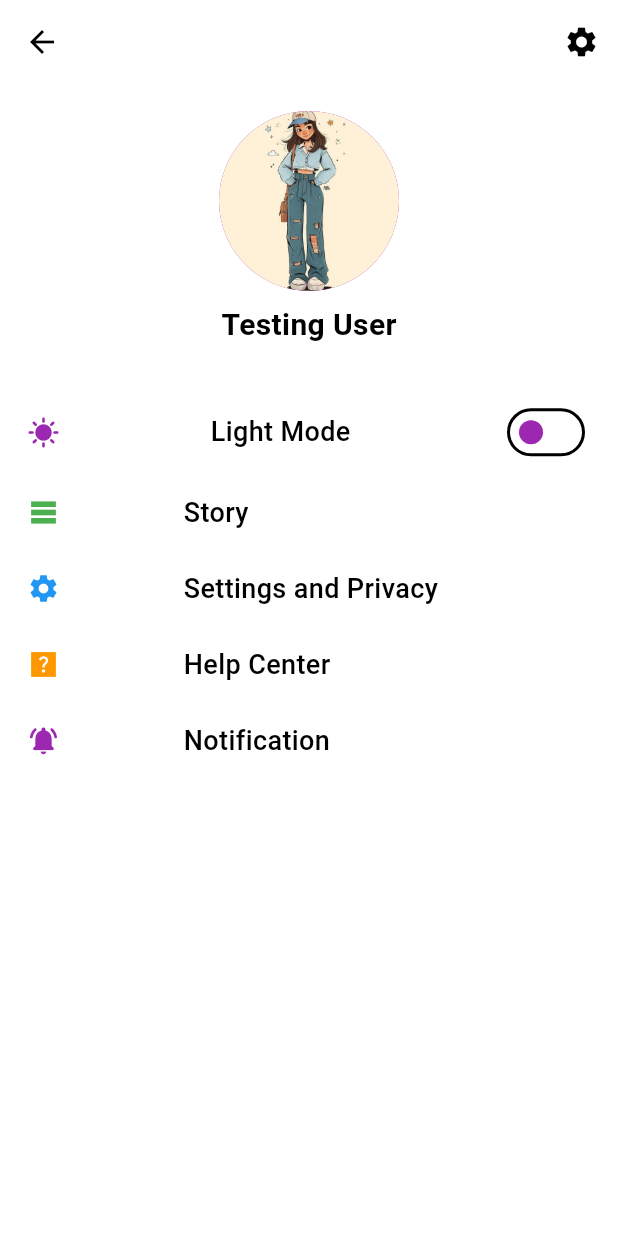
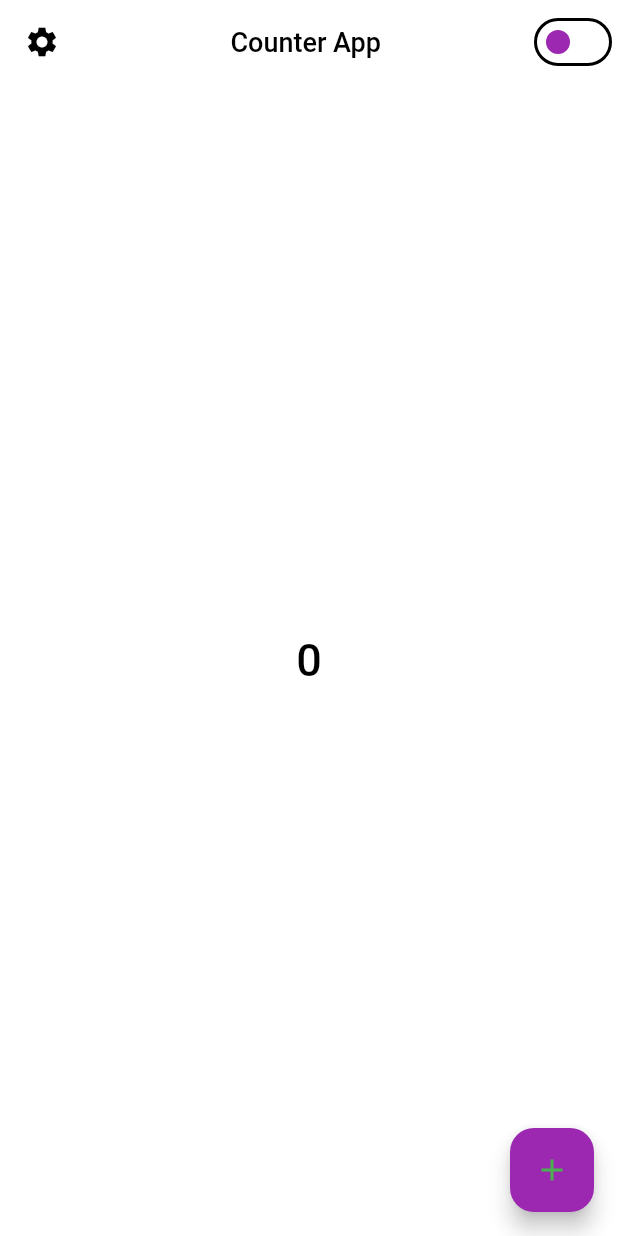
Before and after one commit to DurgaMewada/AdvanceFlutter_Ch-1, a Flutter app: the screen it shows after launch, on a phone screen of 412 x 824 dp. Run offline on Flutter 3.47's test engine with Material 3 defaults, Android fonts, the phone set to English and light mode, and no system bars; our stand-ins replace local_auth.

Commit message:
Counter_App

```diff
--- /dev/null
+++ b/lib/Screen/1.3 CounterApp_ThemeChange/Provider/CounterAppProvider.dart
@@ -0,0 +1,17 @@
+
+import 'package:flutter/material.dart';
+class Counterappprovider extends ChangeNotifier
+{
+  bool isdarkTheme = false;
+  int count =0;
+  void counterAppTheme()
+  {
+    isdarkTheme=!isdarkTheme;
+    notifyListeners();
+  }
+  void add()
+  {
+    count++;
+    notifyListeners();
+  }
+}
--- /dev/null
+++ b/lib/Screen/1.3 CounterApp_ThemeChange/View/CounterApp.dart
@@ -0,0 +1,47 @@
+import 'package:flutter/material.dart';
+import 'package:provider/provider.dart';
+
+import '../Provider/CounterAppProvider.dart';
+
+class Counterapp extends StatelessWidget {
+  const Counterapp({super.key});
+
+  @override
+  Widget build(BuildContext context) {
+    Counterappprovider counterappproviderTrue = Provider.of<Counterappprovider>(context,listen: true);
+    Counterappprovider counterappproviderFalse = Provider.of<Counterappprovider>(context,listen: false);
+    return Scaffold(
+      backgroundColor:Theme.of(context).colorScheme.surface,
+    appBar: AppBar(
+      backgroundColor: Theme.of(context).colorScheme.surface,
+      centerTitle: true,
+      leading: Icon(Icons.settings),
+      title: Text('Counter App ',style: TextStyle(
+       fontSize: 18,
+        fontWeight: FontWeight.w500,
+      ),),
+      actions: [
+        Switch(
+            inactiveThumbColor: Theme.of(context).colorScheme.primary,
+            activeColor: Theme.of(context).colorScheme.primary,
+            value: counterappproviderTrue.isdarkTheme,
+            onChanged: (value) {
+              counterappproviderFalse.counterAppTheme();
+            }),
+      ],
+    ),
+      body: Center(
+        child: Text('${counterappproviderTrue.count}',style: TextStyle(
+          fontWeight: FontWeight.w500,
+          fontSize: 30,
+        ),),
+      ),
+      floatingActionButton: FloatingActionButton(
+        onPressed: (){
+          counterappproviderFalse.add();
+        },
+        child: Icon(Icons.add,color: Theme.of(context).colorScheme.onPrimary,),
+      ),
+    );
+  }
+}
--- a/lib/main.dart
+++ b/lib/main.dart
@@ -4,6 +4,8 @@ import 'package:provider/provider.dart';
 
 import 'Screen/1.2 Stepper Widget/View/Stepper_example.dart';
 import 'Screen/1.2 Stepper Widget/View/Steppet_example2.dart';
+import 'Screen/1.3 CounterApp_ThemeChange/Provider/CounterAppProvider.dart';
+import 'Screen/1.3 CounterApp_ThemeChange/View/CounterApp.dart';
 import 'Screen/1.4 Change Theme using Provider/Provider/ThemeProvider.dart';
 import 'Screen/1.4 Change Theme using Provider/View/ThemeUsingProvider.dart';
 import 'Screen/1.6 Contact Us Page/Provider/Contact_Provider.dart';
@@ -22,7 +24,7 @@ class MyApp extends StatelessWidget {
   @override
   Widget build(BuildContext context) {
     return ChangeNotifierProvider(
-      create: (context)=> ThemeChangeProvider(),
+      create: (context)=> Counterappprovider(),
       builder: (context,child)=>MaterialApp(
         theme: ThemeData(
           colorScheme: ColorScheme.light(
@@ -44,11 +46,11 @@ class MyApp extends StatelessWidget {
             onSecondary: Colors.yellow,
           )
         ),
-        themeMode: Provider.of<ThemeChangeProvider>(context).isdark
+        themeMode: Provider.of<Counterappprovider>(context).isdarkTheme
         ?ThemeMode.dark
         :ThemeMode.light,
         debugShowCheckedModeBanner: false,
-        home:Themeusingprovider(),
+        home:Counterapp(),
       ),
     );
   }
```
